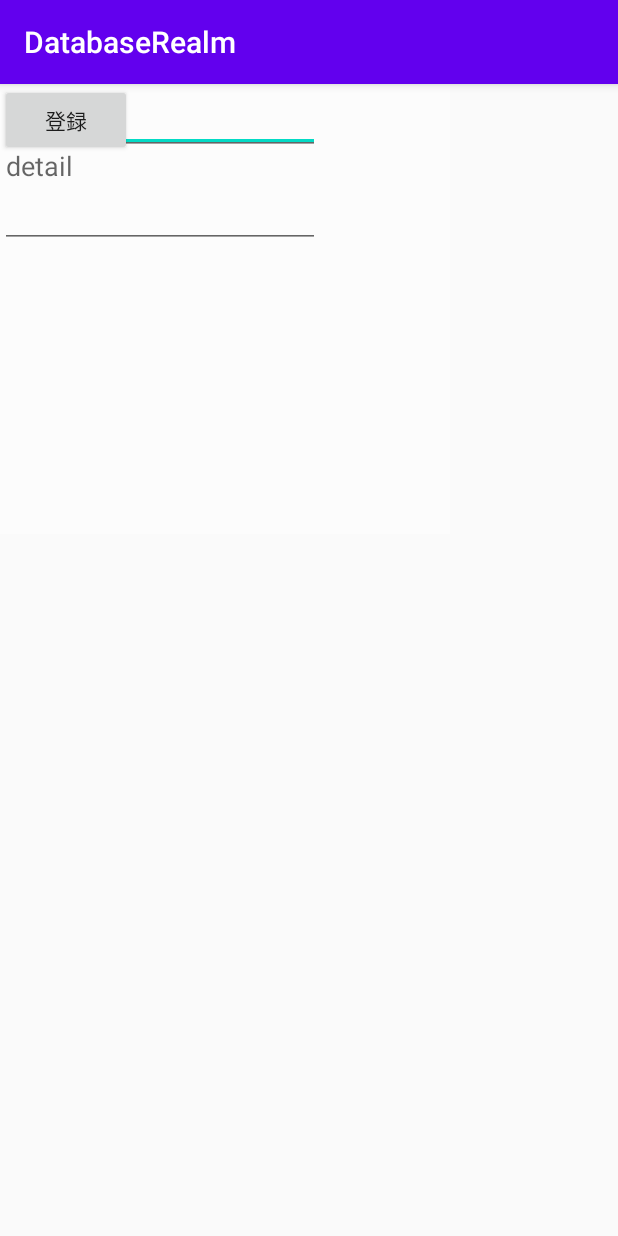
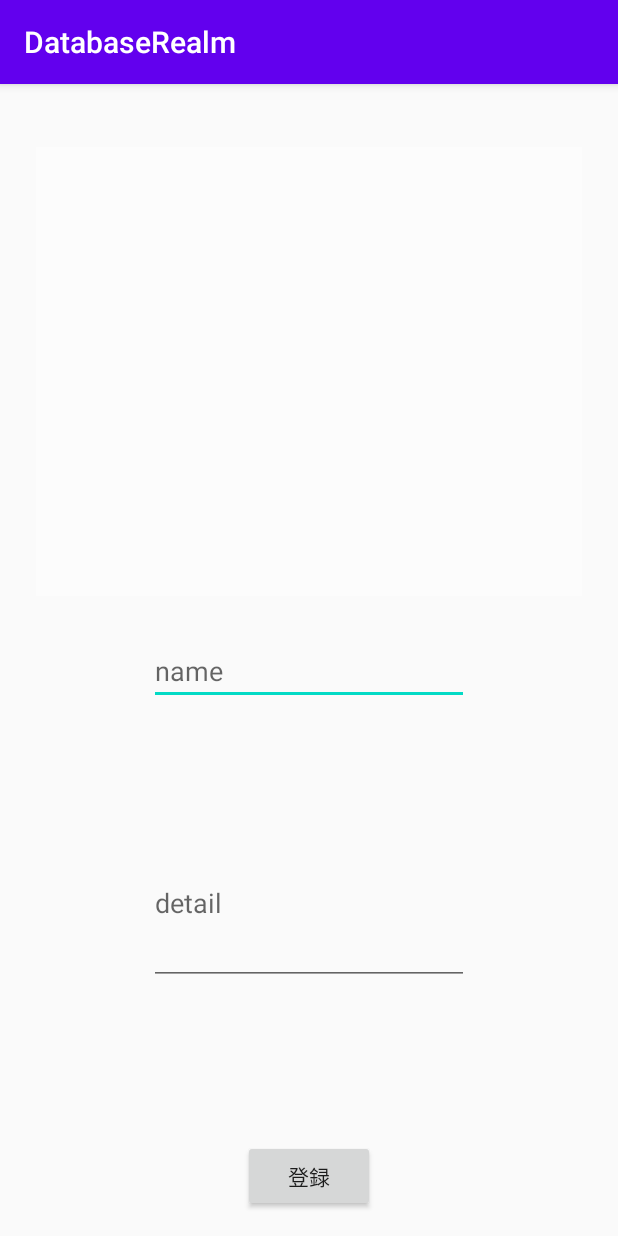
Before and after one commit to reirei0709/mogudoco1, an Android app: the MainActivity screen opened directly, with no data from a screen before it, on a phone screen of 412 x 824 dp. Run offline under Robolectric (Android 15) with nearby library versions, the phone set to English and light mode, and no system bars; libraries missing offline, so code that uses them is left out: io.realm; 1 statement that could not run was skipped.

Commit message:
表示できない

```diff
--- a/app/build.gradle
+++ b/app/build.gradle
@@ -39,6 +39,5 @@ dependencies {
     androidTestImplementation 'androidx.test.espresso:espresso-core:3.2.0'
 
     implementation 'com.google.android.material:material:1.1.0'
-    implementation 'com.google.android.gms:play-services-ads:19.1.0'
-    implementation 'com.android.support:design:28.0.0'
+
 }
--- a/app/src/main/java/app/itakura/reirei/database/MainActivity.kt
+++ b/app/src/main/java/app/itakura/reirei/database/MainActivity.kt
@@ -27,7 +27,8 @@ class MainActivity : AppCompatActivity() {
 
         saveButton.setOnClickListener {
 
-            val your = intent.getStringExtra("yourspot")
+            val your = intent.getStringExtra("Latitide")
+            val your1 = intent.getStringExtra("Longitude")
 
             val title = titleEditText.text.toString()
             val detail = detail.text.toString()
--- a/app/src/main/res/layout/activity_main.xml
+++ b/app/src/main/res/layout/activity_main.xml
@@ -10,50 +10,55 @@
 
     <ImageView
         android:id="@+id/imageView"
-        android:layout_width="300dp"
-        android:layout_height="300dp"
+        android:layout_width="0dp"
+        android:layout_height="0dp"
+        android:layout_marginStart="24dp"
+        android:layout_marginTop="42dp"
+        android:layout_marginEnd="24dp"
+        android:layout_marginBottom="27dp"
         android:background="#80FFFFFF"
-        tools:layout_editor_absoluteX="55dp"
-        tools:layout_editor_absoluteY="34dp" />
+        app:layout_constraintBottom_toTopOf="@+id/titleEditText"
+        app:layout_constraintEnd_toEndOf="parent"
+        app:layout_constraintStart_toStartOf="parent"
+        app:layout_constraintTop_toTopOf="parent" />
 
     <EditText
         android:id="@+id/titleEditText"
         android:layout_width="wrap_content"
         android:layout_height="wrap_content"
+        android:layout_marginBottom="77dp"
         android:ems="10"
         android:hint="name"
         android:inputType="textPersonName"
-        tools:layout_editor_absoluteX="46dp"
-        tools:layout_editor_absoluteY="360dp" />
+        app:layout_constraintBottom_toTopOf="@+id/detail"
+        app:layout_constraintEnd_toEndOf="parent"
+        app:layout_constraintStart_toStartOf="parent"
+        app:layout_constraintTop_toBottomOf="@+id/imageView" />
 
     <EditText
         android:id="@+id/detail"
         android:layout_width="wrap_content"
         android:layout_height="wrap_content"
+        android:layout_marginBottom="103dp"
         android:ems="10"
         android:hint="detail"
         android:inputType="textMultiLine|textPersonName"
         android:lines="4"
-        tools:layout_editor_absoluteX="89dp"
-        tools:layout_editor_absoluteY="436dp" />
-
-    <EditText
-        android:id="@+id/keidoeditText"
-        android:layout_width="wrap_content"
-        android:layout_height="wrap_content"
-        android:ems="10"
-        android:inputType="number"
-        android:text="経度"
-        tools:layout_editor_absoluteX="89dp"
-        tools:layout_editor_absoluteY="620dp" />
+        app:layout_constraintBottom_toTopOf="@+id/saveButton"
+        app:layout_constraintEnd_toEndOf="parent"
+        app:layout_constraintStart_toStartOf="parent"
+        app:layout_constraintTop_toBottomOf="@+id/titleEditText" />
 
     <Button
         android:id="@+id/saveButton"
         android:layout_width="wrap_content"
         android:layout_height="wrap_content"
+        android:layout_marginBottom="16dp"
         android:text="登録"
-        tools:layout_editor_absoluteX="161dp"
-        tools:layout_editor_absoluteY="667dp" />
+        app:layout_constraintBottom_toBottomOf="parent"
+        app:layout_constraintEnd_toEndOf="parent"
+        app:layout_constraintStart_toStartOf="parent"
+        app:layout_constraintTop_toBottomOf="@+id/detail" />
 
 
 </androidx.constraintlayout.widget.ConstraintLayout>
```
Also changed, not shown: app/src/main/java/app/itakura/reirei/database/GPS.kt (+17 -5 lines).
